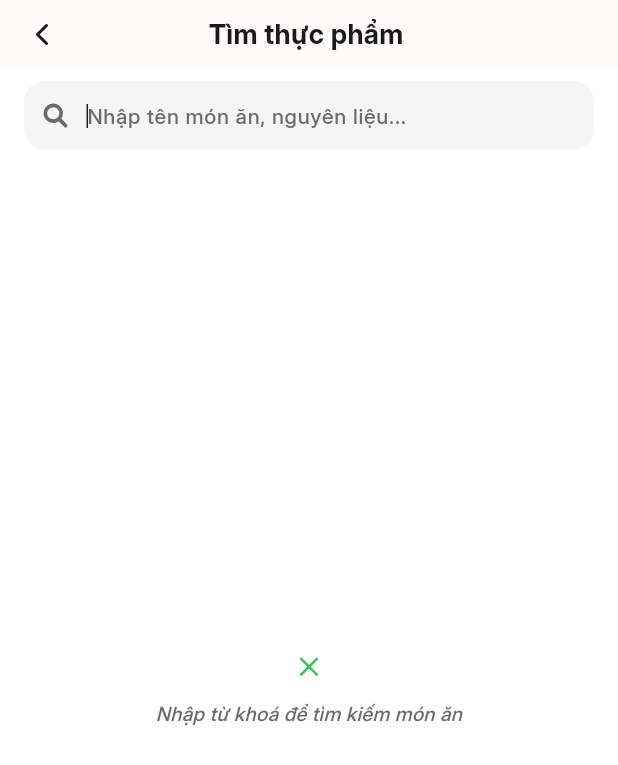
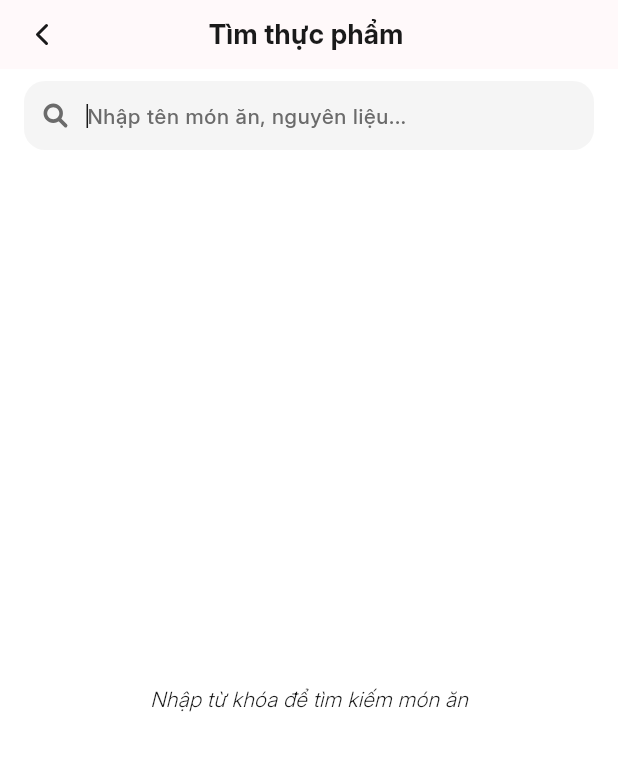
Before and after one commit to huynh-dang187/HealthLife, a Flutter app: the FoodSearchScreen screen opened directly, on a phone screen of 412 x 824 dp. Shown: the top 765 px of the screen. Run offline on Flutter 3.47's test engine with Material 3 defaults, Android fonts, the phone set to English and light mode, and no system bars; our stand-ins replace cached_network_image, cloud_firestore, easy_localization, equatable, firebase_auth, firebase_core and 14 more; missing offline and left inert: liquid_glass_renderer, webfeed_revised; accounts and stored records are empty.

Commit message:
fix : change colors bottomshet

```diff
--- a/lib/src/features/nutrition/presentation/pages/food_search_screen.dart
+++ b/lib/src/features/nutrition/presentation/pages/food_search_screen.dart
@@ -74,10 +74,7 @@ class _FoodSearchScreenState extends State<FoodSearchScreen> {
                 builder: (context, state) {
                   if (state.query.trim().isEmpty) {
                     return Center(
-                      child: NoData(
-                        title: 'Nhập từ khoá để tìm kiếm món ăn',
-                        fontSize: 13,
-                      ),
+                      child: AppText.italic('Nhập từ khóa để tìm kiếm món ăn'),
                     );
                   }
                   if (state.status == BlocStatus.loading) {
--- a/lib/src/features/nutrition/presentation/widgets/add_food_method_sheet.dart
+++ b/lib/src/features/nutrition/presentation/widgets/add_food_method_sheet.dart
@@ -23,7 +23,7 @@ Future<AddFoodMethod?> showAddFoodMethodSheet(BuildContext context) {
   return showModalBottomSheet<AddFoodMethod>(
     context: context,
     isScrollControlled: true,
-    backgroundColor: Colors.transparent,
+    backgroundColor: Colors.white,
     useSafeArea: false,
     builder: (context) => buildTabSafeSheet(
       context: context,
```
